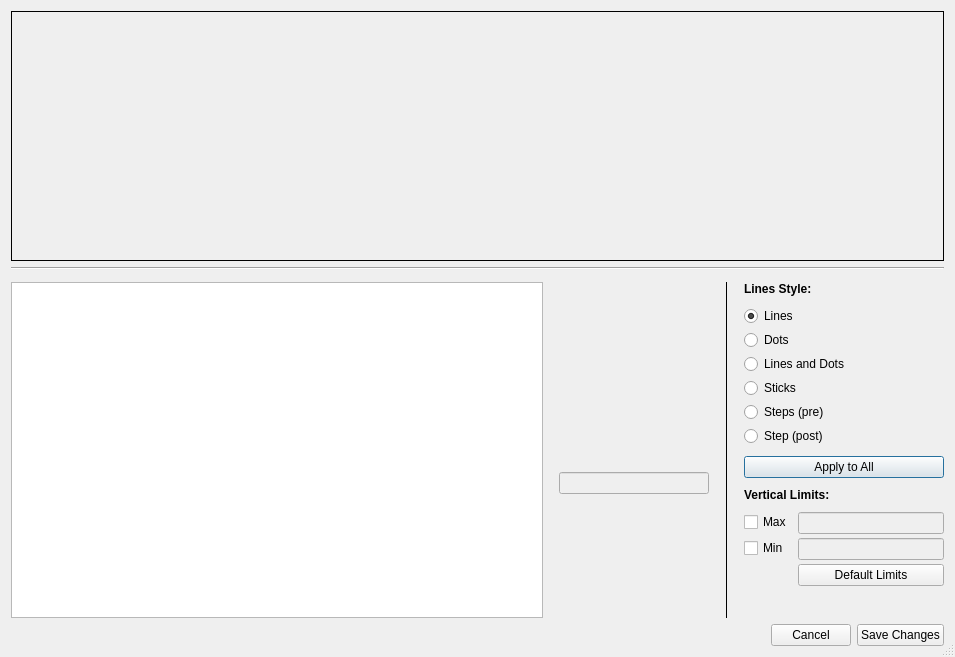
danieltii/cbd-plotjuggler, file plotjuggler_app/plotwidget_editor.ui: the form before one commit.
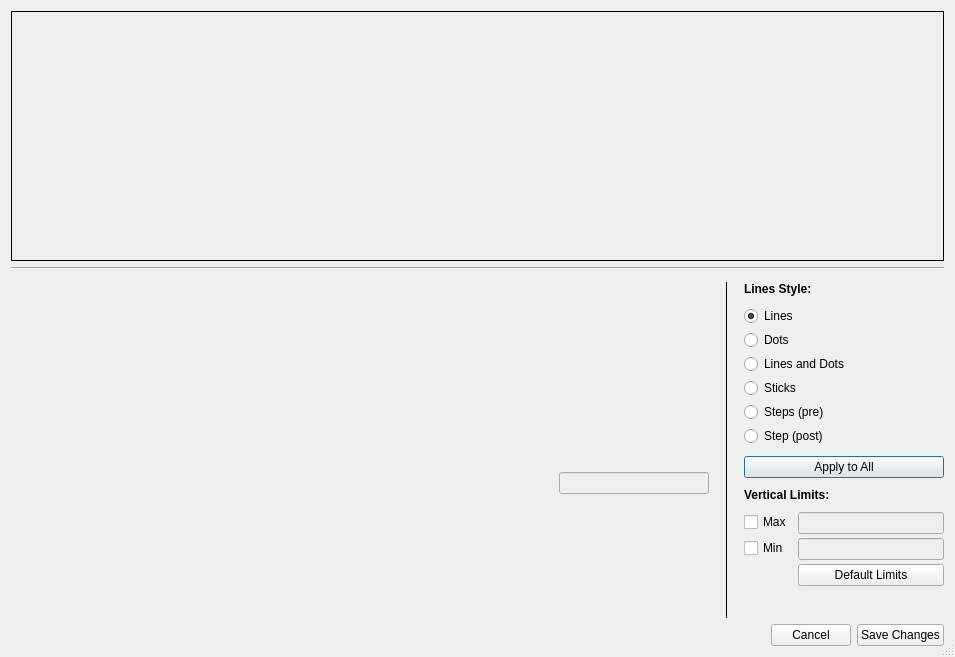
The form after the commit.

Commit message: GUI working. pending the backend

Patch:
```diff
--- a/plotjuggler_app/plotwidget_editor.ui
+++ b/plotjuggler_app/plotwidget_editor.ui
@@ -106,40 +106,6 @@
          <property name="bottomMargin">
           <number>0</number>
          </property>
-         <item>
-          <widget class="QListWidget" name="listWidget">
-           <property name="sizePolicy">
-            <sizepolicy hsizetype="Expanding" vsizetype="Minimum">
-             <horstretch>0</horstretch>
-             <verstretch>0</verstretch>
-            </sizepolicy>
-           </property>
-           <property name="minimumSize">
-            <size>
-             <width>300</width>
-             <height>0</height>
-            </size>
-           </property>
-           <property name="maximumSize">
-            <size>
-             <width>16777215</width>
-             <height>16777215</height>
-            </size>
-           </property>
-           <property name="focusPolicy">
-            <enum>Qt::ClickFocus</enum>
-           </property>
-           <property name="editTriggers">
-            <set>QAbstractItemView::NoEditTriggers</set>
-           </property>
-           <property name="selectionMode">
-            <enum>QAbstractItemView::SingleSelection</enum>
-           </property>
-           <property name="selectionBehavior">
-            <enum>QAbstractItemView::SelectRows</enum>
-           </property>
-          </widget>
-         </item>
         </layout>
        </widget>
       </item>
```
The commit also changes 2 other files.
